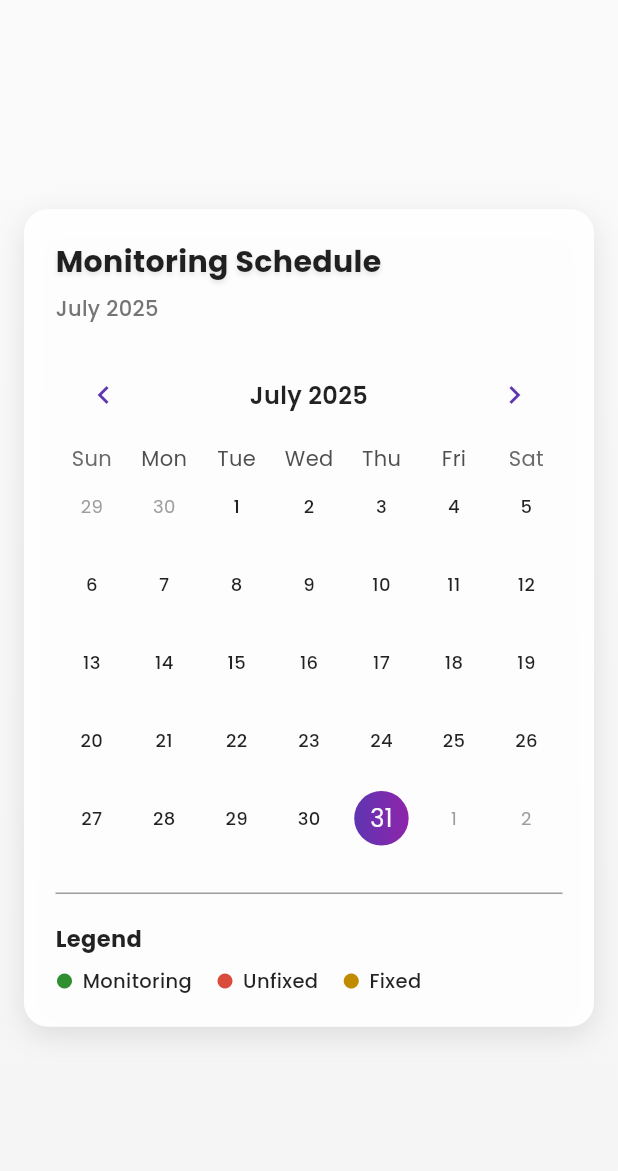
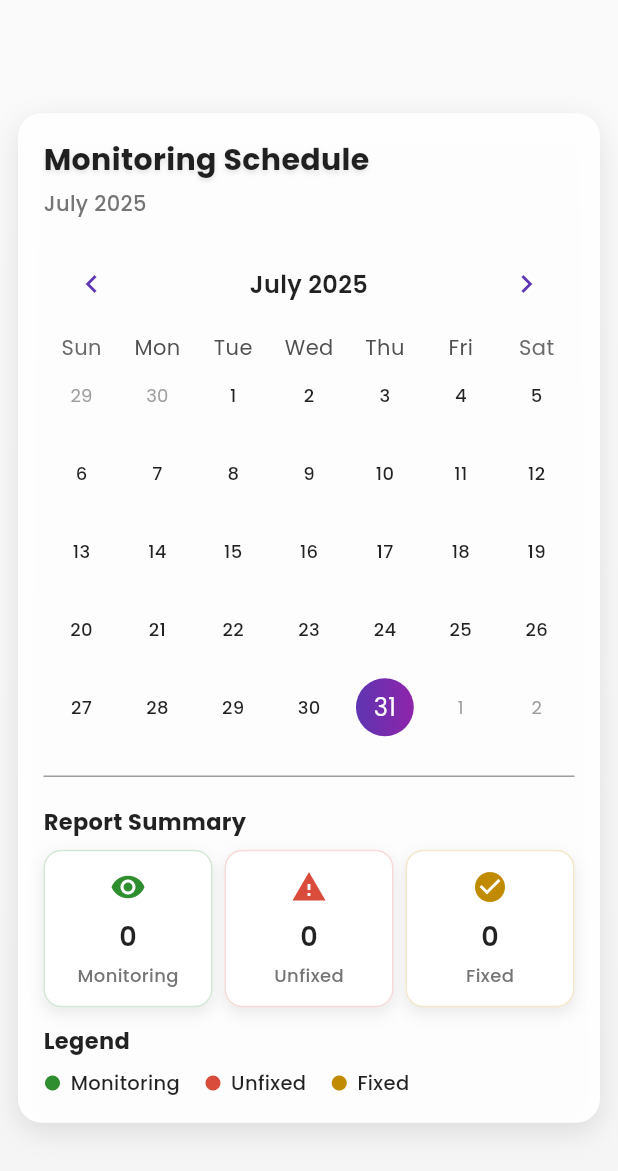
Before and after one commit to johnrey666/water_pipe_monitoring, a Flutter app: the ViewSchedulePage screen opened directly, on a phone screen of 412 x 824 dp. Shown: the top 1171 px of the screen. Run offline on Flutter 3.47's test engine with Material 3 defaults, Android fonts, the phone set to English and light mode, and no system bars; drawn by our look-alikes of table_calendar; our stand-ins replace animate_do, cloud_firestore, device_info_plus, firebase_auth, firebase_core, fl_chart and 5 more; accounts and stored records are empty.

Commit message:
view scheduling page edit

```diff
--- a/lib/plumber/view_schedule_page.dart
+++ b/lib/plumber/view_schedule_page.dart
@@ -16,6 +16,7 @@ class _ViewSchedulePageState extends State<ViewSchedulePage> {
   DateTime _focusedDay = DateTime.now();
   DateTime? _selectedDay;
   Map<DateTime, List<Map<String, dynamic>>> _events = {};
+  Map<String, int> _reportCounts = {'Unfixed': 0, 'Monitoring': 0, 'Fixed': 0};
 
   @override
   void initState() {
@@ -40,6 +41,19 @@ class _ViewSchedulePageState extends State<ViewSchedulePage> {
     }
   }
 
+  IconData _getStatusIcon(String status) {
+    switch (status) {
+      case 'Monitoring':
+        return Icons.visibility;
+      case 'Unfixed':
+        return Icons.warning;
+      case 'Fixed':
+        return Icons.check_circle;
+      default:
+        return Icons.info;
+    }
+  }
+
   void _showReportsDialog(
       BuildContext context, List<Map<String, dynamic>> reports) {
     showDialog(
@@ -49,7 +63,7 @@ class _ViewSchedulePageState extends State<ViewSchedulePage> {
         child: Center(
           child: ConstrainedBox(
             constraints: BoxConstraints(
-              maxWidth: 600,
+              maxWidth: 550,
               maxHeight: MediaQuery.of(context).size.height * 0.6,
             ),
             child: Dialog(
@@ -71,7 +85,7 @@ class _ViewSchedulePageState extends State<ViewSchedulePage> {
                   ),
                 ),
                 child: Padding(
-                  padding: const EdgeInsets.all(20),
+                  padding: const EdgeInsets.all(16),
                   child: Column(
                     mainAxisSize: MainAxisSize.min,
                     crossAxisAlignment: CrossAxisAlignment.start,
@@ -129,7 +143,7 @@ class _ViewSchedulePageState extends State<ViewSchedulePage> {
                           ),
                         ],
                       ),
-                      const SizedBox(height: 16),
+                      const SizedBox(height: 12),
                       Flexible(
                         child: ListView.separated(
                           shrinkWrap: true,
@@ -218,12 +232,12 @@ class _ViewSchedulePageState extends State<ViewSchedulePage> {
         child: SafeArea(
           child: Padding(
             padding:
-                const EdgeInsets.symmetric(horizontal: 16.0, vertical: 12.0),
+                const EdgeInsets.symmetric(horizontal: 12.0, vertical: 8.0),
             child: Center(
               child: FadeIn(
                 duration: const Duration(milliseconds: 400),
                 child: Container(
-                  constraints: const BoxConstraints(maxWidth: 600),
+                  constraints: const BoxConstraints(maxWidth: 550),
                   decoration: BoxDecoration(
                     color: Colors.white.withOpacity(0.95),
                     borderRadius: BorderRadius.circular(16),
@@ -239,7 +253,7 @@ class _ViewSchedulePageState extends State<ViewSchedulePage> {
                       width: 1,
                     ),
                   ),
-                  padding: const EdgeInsets.all(20),
+                  padding: const EdgeInsets.all(16),
                   child: StreamBuilder<QuerySnapshot>(
                     stream: FirebaseFirestore.instance
                         .collection('reports')
@@ -262,12 +276,18 @@ class _ViewSchedulePageState extends State<ViewSchedulePage> {
                         return const Center(child: CircularProgressIndicator());
                       }
 
-                      // Build events map from Firestore data
+                      // Build events map and report counts from Firestore data
                       _events = {};
+                      _reportCounts = {
+                        'Unfixed': 0,
+                        'Monitoring': 0,
+                        'Fixed': 0
+                      };
                       for (var doc in snapshot.data!.docs) {
                         final data = doc.data() as Map<String, dynamic>;
                         final monitoringDate =
                             data['monitoringDate'] as Timestamp?;
+                        final status = data['status'] as String?;
                         if (monitoringDate != null) {
                           final date = DateTime.utc(
                             monitoringDate.toDate().year,
@@ -277,8 +297,13 @@ class _ViewSchedulePageState extends State<ViewSchedulePage> {
                           _events[date] = _events[date] ?? [];
                           _events[date]!.add({
                             'fullName': data['fullName'] ?? 'Unknown',
-                            'status': data['status'] ?? 'Unknown',
+                            'status': status ?? 'Unknown',
                           });
+                        }
+                        if (status != null &&
+                            _reportCounts.containsKey(status)) {
+                          _reportCounts[status] =
+                              (_reportCounts[status] ?? 0) + 1;
                         }
                       }
 
@@ -301,7 +326,7 @@ class _ViewSchedulePageState extends State<ViewSchedulePage> {
                               ],
                             ),
                           ),
-                          const SizedBox(height: 6),
+                          const SizedBox(height: 4),
                           Text(
                             DateFormat.yMMMM().format(_focusedDay),
                             style: GoogleFonts.poppins(
@@ -310,7 +335,7 @@ class _ViewSchedulePageState extends State<ViewSchedulePage> {
                               color: Colors.grey[600],
                             ),
                           ),
-                          const SizedBox(height: 16),
+                          const SizedBox(height: 12),
                           TableCalendar<Map<String, dynamic>>(
                             firstDay: DateTime.utc(2020, 1, 1),
                             lastDay: DateTime.utc(2030, 12, 31),
@@ -415,8 +440,31 @@ class _ViewSchedulePageState extends State<ViewSchedulePage> {
                             ),
                             eventLoader: _getEventsForDay,
                           ),
-                          const SizedBox(height: 16),
+                          const SizedBox(height: 12),
                           const Divider(color: Colors.grey),
+                          const SizedBox(height: 12),
+                          Text(
+                            'Report Summary',
+                            style: GoogleFonts.poppins(
+                              fontSize: 15,
+                              fontWeight: FontWeight.w700,
+                              color: Colors.black87,
+                            ),
+                          ),
+                          const SizedBox(height: 8),
+                          Row(
+                            mainAxisAlignment: MainAxisAlignment.spaceBetween,
+                            children: [
+                              _buildReportCard('Monitoring',
+                                  _reportCounts['Monitoring'] ?? 0),
+                              const SizedBox(width: 8),
+                              _buildReportCard(
+                                  'Unfixed', _reportCounts['Unfixed'] ?? 0),
+                              const SizedBox(width: 8),
+                              _buildReportCard(
+                                  'Fixed', _reportCounts['Fixed'] ?? 0),
+                            ],
+                          ),
                           const SizedBox(height: 12),
                           Text(
                             'Legend',
@@ -450,6 +498,60 @@ class _ViewSchedulePageState extends State<ViewSchedulePage> {
     );
   }
 
+  Widget _buildReportCard(String status, int count) {
+    return Expanded(
+      child: ZoomIn(
+        duration: const Duration(milliseconds: 400),
+        child: Container(
+          padding: const EdgeInsets.all(12),
+          decoration: BoxDecoration(
+            color: Colors.white,
+            borderRadius: BorderRadius.circular(12),
+            boxShadow: [
+              BoxShadow(
+                color: Colors.black.withOpacity(0.08),
+                blurRadius: 8,
+                offset: const Offset(0, 4),
+              ),
+            ],
+            border: Border.all(
+              color: _getMarkerColor(status).withOpacity(0.2),
+              width: 1,
+            ),
+          ),
+          child: Column(
+            mainAxisSize: MainAxisSize.min,
+            children: [
+              Icon(
+                _getStatusIcon(status),
+                color: _getMarkerColor(status),
+                size: 24,
+              ),
+              const SizedBox(height: 8),
+              Text(
+                count.toString(),
+                style: GoogleFonts.poppins(
+                  fontSize: 18,
+                  fontWeight: FontWeight.w600,
+                  color: Colors.black87,
+                ),
+              ),
+              const SizedBox(height: 4),
+              Text(
+                status,
+                style: GoogleFonts.poppins(
+                  fontSize: 12,
+                  fontWeight: FontWeight.w500,
+                  color: Colors.grey[600],
+                ),
+              ),
+            ],
+          ),
+        ),
+      ),
+    );
+  }
+
   Widget legendItem(String label, Color color) {
     return ZoomIn(
       duration: const Duration(milliseconds: 400),
```
